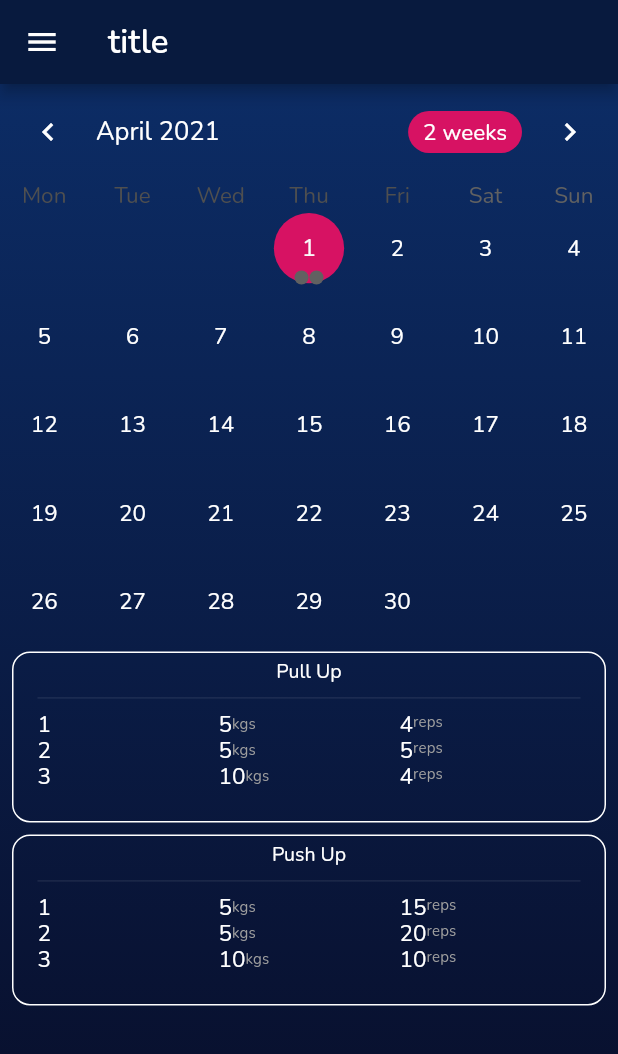
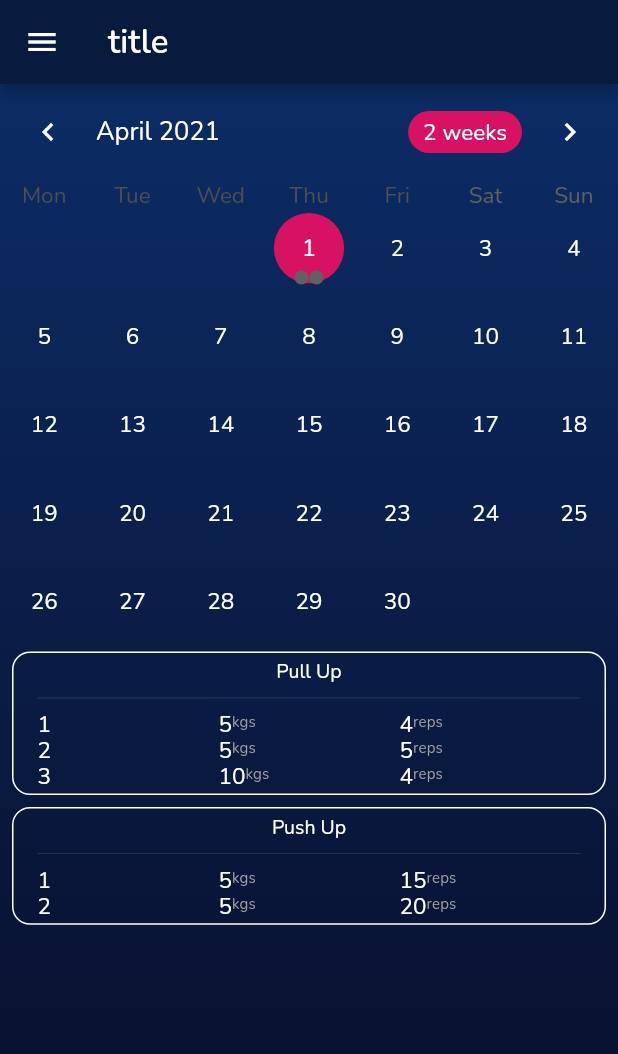
Before and after one commit to murock/calisthenics_logger_2, a Flutter app: the screen it shows after launch, on a phone screen of 412 x 824 dp. Shown: the top 1054 px of the screen. Run offline on Flutter 3.47's test engine with Material 2 defaults, Android fonts, the phone set to English and light mode, and no system bars; drawn by our look-alikes of table_calendar; our stand-ins replace charts_flutter.

Commit message:
shrinkwrap gridview height auto adjusted

```diff
--- a/lib/presentation/pages/calendar_page.dart
+++ b/lib/presentation/pages/calendar_page.dart
@@ -58,7 +58,7 @@ class _CalendarPageState extends State<CalendarPage>
     List<ExerciseRowData> _examplePushUpData = [
       ExerciseRowData('Push Up', '1', '15', '5'),
       ExerciseRowData('Push Up', '2', '20', '5'),
-      ExerciseRowData('Push Up', '3', '10', '10'),
+      // ExerciseRowData('Push Up', '3', '10', '10'),
     ];
 
     _events = {
@@ -389,10 +389,8 @@ class _CalendarPageState extends State<CalendarPage>
                     const EdgeInsets.symmetric(horizontal: 8.0, vertical: 4.0),
                 child: ListTile(
                   title: _getListTileTitleWidget(_extractExerciseName(event)),
-                  subtitle: Container(
-                    height: 70,
-                    child: _getExerciseGrid(event),
-                  ), //Text(_extractExerciseData(event)),
+                  subtitle: _getExerciseGrid(
+                      event), //Text(_extractExerciseData(event)),
                   dense: true,
                   onTap: () {
                     print('$event tapped!');
@@ -412,6 +410,7 @@ class _CalendarPageState extends State<CalendarPage>
 
   GridView _getExerciseGrid(List<ExerciseRowData> data) {
     GridView grid = GridView.count(
+      shrinkWrap: true,
       childAspectRatio: 7.0,
       crossAxisCount: 3,
       children: [..._getExerciseGridWidgets(data)],
@@ -425,11 +424,7 @@ class _CalendarPageState extends State<CalendarPage>
     rowData.forEach((exerciseRow) {
       log(exerciseRow.setNum);
       result.add(BodyText2(exerciseRow.setNum));
-      result.add(Column(
-        children: [
-          ExerciseGridWidget(exerciseRow.weight, 'kgs'),
-        ],
-      ));
+      result.add(ExerciseGridWidget(exerciseRow.weight, 'kgs'));
       result.add(ExerciseGridWidget(exerciseRow.reps, "reps"));
     });
     return result;
```
